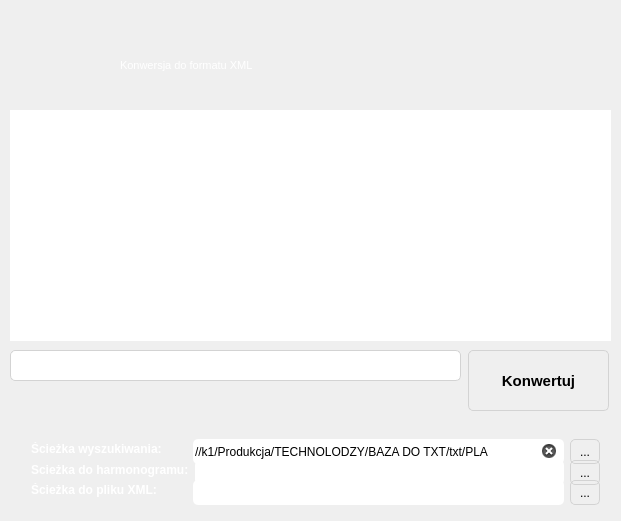
RStravinsky/ExcelToXML_Assembly, file mainwindow.ui: the form before one commit.
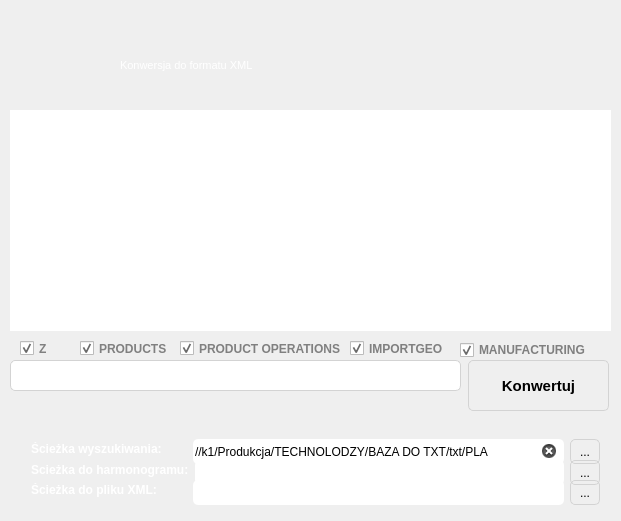
The form after the commit. Icons and pictures are not drawn.

What changed in the file:
```diff
--- a/mainwindow.ui
+++ b/mainwindow.ui
@@ -707,7 +707,7 @@
     <property name="geometry">
      <rect>
       <x>10</x>
-      <y>350</y>
+      <y>360</y>
       <width>451</width>
       <height>31</height>
      </rect>
@@ -746,9 +746,9 @@
     <property name="geometry">
      <rect>
       <x>468</x>
-      <y>350</y>
+      <y>360</y>
       <width>141</width>
-      <height>61</height>
+      <height>51</height>
      </rect>
     </property>
     <property name="font">
@@ -800,7 +800,7 @@
       <x>10</x>
       <y>110</y>
       <width>601</width>
-      <height>231</height>
+      <height>221</height>
      </rect>
     </property>
     <property name="styleSheet">
@@ -817,7 +817,7 @@
     <property name="geometry">
      <rect>
       <x>10</x>
-      <y>390</y>
+      <y>400</y>
       <width>341</width>
       <height>20</height>
      </rect>
@@ -858,6 +858,142 @@
      <bool>true</bool>
     </property>
    </widget>
+   <widget class="QCheckBox" name="zCb">
+    <property name="geometry">
+     <rect>
+      <x>20</x>
+      <y>340</y>
+      <width>61</width>
+      <height>17</height>
+     </rect>
+    </property>
+    <property name="font">
+     <font>
+      <family>Arial</family>
+      <pointsize>9</pointsize>
+      <weight>75</weight>
+      <bold>true</bold>
+     </font>
+    </property>
+    <property name="styleSheet">
+     <string notr="true">color: gray
+</string>
+    </property>
+    <property name="text">
+     <string>Z</string>
+    </property>
+    <property name="checked">
+     <bool>true</bool>
+    </property>
+   </widget>
+   <widget class="QCheckBox" name="productsCb">
+    <property name="geometry">
+     <rect>
+      <x>80</x>
+      <y>340</y>
+      <width>91</width>
+      <height>17</height>
+     </rect>
+    </property>
+    <property name="font">
+     <font>
+      <family>Arial</family>
+      <pointsize>9</pointsize>
+      <weight>75</weight>
+      <bold>true</bold>
+     </font>
+    </property>
+    <property name="styleSheet">
+     <string notr="true">color: gray</string>
+    </property>
+    <property name="text">
+     <string>PRODUCTS</string>
+    </property>
+    <property name="checked">
+     <bool>true</bool>
+    </property>
+   </widget>
+   <widget class="QCheckBox" name="prodOperCb">
+    <property name="geometry">
+     <rect>
+      <x>180</x>
+      <y>340</y>
+      <width>161</width>
+      <height>17</height>
+     </rect>
+    </property>
+    <property name="font">
+     <font>
+      <family>Arial</family>
+      <pointsize>9</pointsize>
+      <weight>75</weight>
+      <bold>true</bold>
+     </font>
+    </property>
+    <property name="styleSheet">
+     <string notr="true">color: gray</string>
+    </property>
+    <property name="text">
+     <string>PRODUCT OPERATIONS</string>
+    </property>
+    <property name="checked">
+     <bool>true</bool>
+    </property>
+   </widget>
+   <widget class="QCheckBox" name="importgeoCB">
+    <property name="geometry">
+     <rect>
+      <x>350</x>
+      <y>340</y>
+      <width>111</width>
+      <height>17</height>
+     </rect>
+    </property>
+    <property name="font">
+     <font>
+      <family>Arial</family>
+      <pointsize>9</pointsize>
+      <weight>75</weight>
+      <bold>true</bold>
+     </font>
+    </property>
+    <property name="styleSheet">
+     <string notr="true">color: gray</string>
+    </property>
+    <property name="text">
+     <string>IMPORTGEO</string>
+    </property>
+    <property name="checked">
+     <bool>true</bool>
+    </property>
+   </widget>
+   <widget class="QCheckBox" name="manufacturingCb">
+    <property name="geometry">
+     <rect>
+      <x>460</x>
+      <y>340</y>
+      <width>131</width>
+      <height>20</height>
+     </rect>
+    </property>
+    <property name="font">
+     <font>
+      <family>Arial</family>
+      <pointsize>9</pointsize>
+      <weight>75</weight>
+      <bold>true</bold>
+     </font>
+    </property>
+    <property name="styleSheet">
+     <string notr="true">color: gray</string>
+    </property>
+    <property name="text">
+     <string>MANUFACTURING</string>
+    </property>
+    <property name="checked">
+     <bool>true</bool>
+    </property>
+   </widget>
   </widget>
  </widget>
  <layoutdefault spacing="6" margin="11"/>
```
